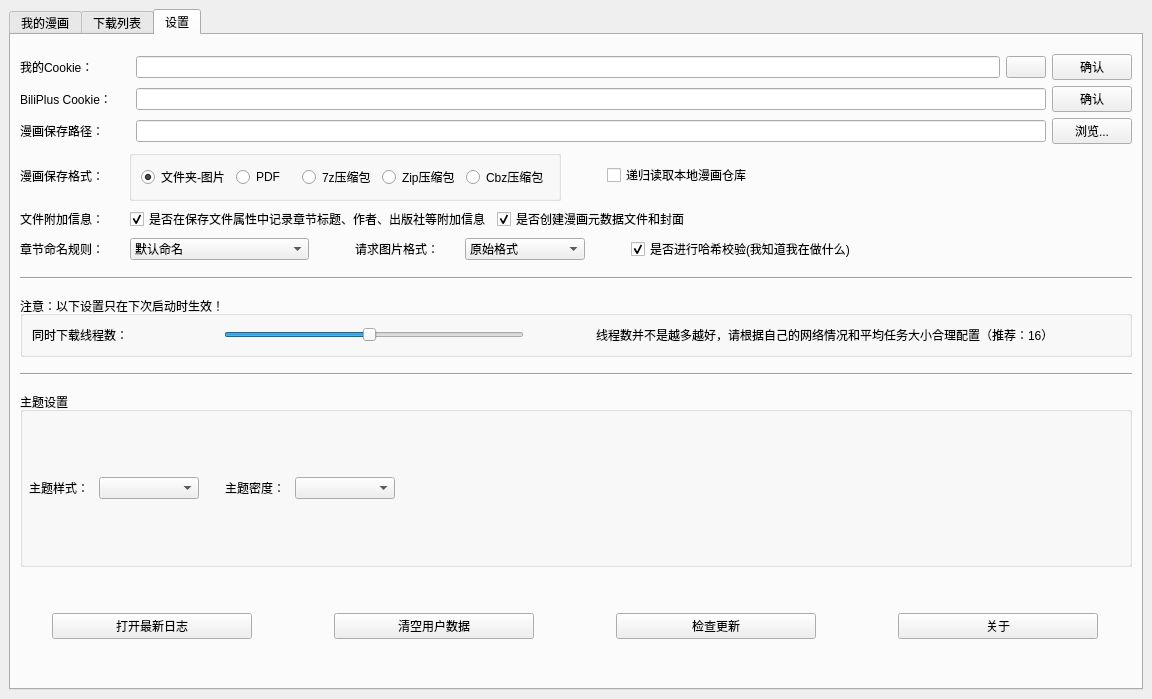
Qt form src/ui/PySide_src/mainWindow.ui (Zeal-L/BiliBili-Manga-Downloader) before a commit.
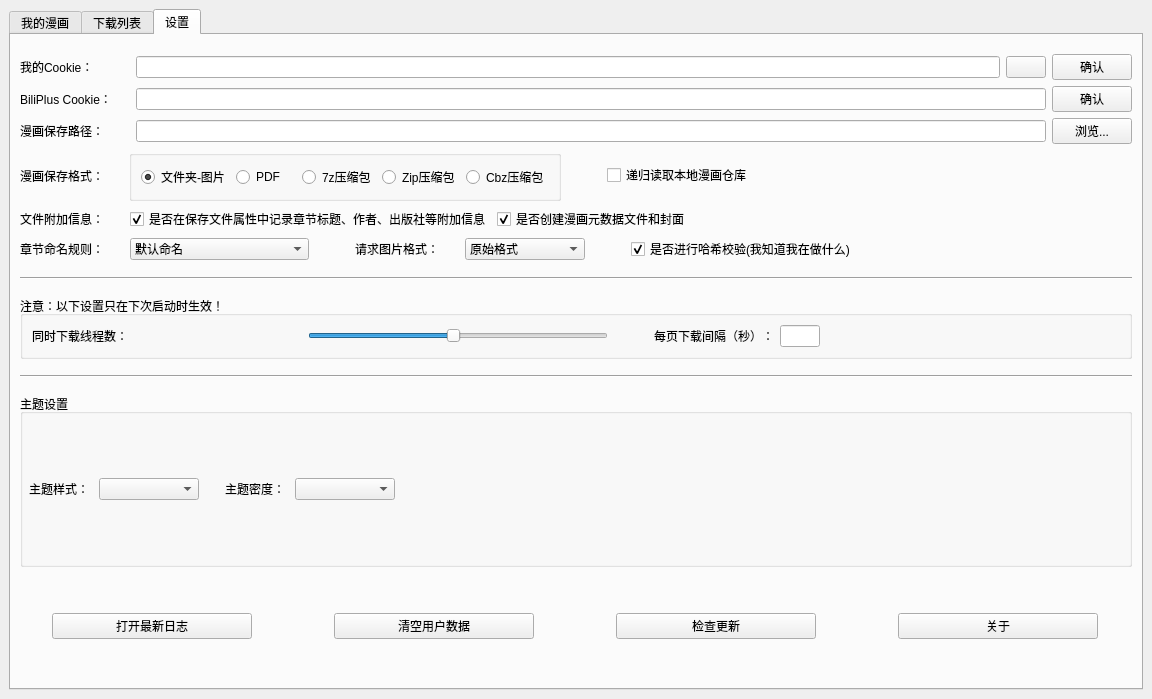
The same form after that commit. The open tabs and pages were chosen to show the change. Icons and pictures are not drawn.

Commit message: :bug::sparkles: 添加下载间隔选项，修复无法下载的问题

The edit to the form file:
```diff
--- a/src/ui/PySide_src/mainWindow.ui
+++ b/src/ui/PySide_src/mainWindow.ui
@@ -1587,10 +1587,13 @@
               </widget>
              </item>
              <item>
-              <spacer name="horizontalSpacer_9">
+              <spacer name="horizontalSpacer_18">
                <property name="orientation">
                 <enum>Qt::Orientation::Horizontal</enum>
                </property>
+               <property name="sizeType">
+                <enum>QSizePolicy::Policy::Preferred</enum>
+               </property>
                <property name="sizeHint" stdset="0">
                 <size>
                  <width>40</width>
@@ -1602,13 +1605,33 @@
              <item>
               <widget class="QLabel" name="label_num_thread">
                <property name="text">
-                <string>线程数并不是越多越好，请根据自己的网络情况和平均任务大小合理配置（推荐：16）</string>
+                <string>每页下载间隔（秒）：</string>
                </property>
-               <property name="wordWrap">
-                <bool>false</bool>
+              </widget>
+             </item>
+             <item>
+              <widget class="QLineEdit" name="lineEdit_download_gap">
+               <property name="maximumSize">
+                <size>
+                 <width>40</width>
+                 <height>16777215</height>
+                </size>
                </property>
               </widget>
              </item>
+             <item>
+              <spacer name="horizontalSpacer_9">
+               <property name="orientation">
+                <enum>Qt::Orientation::Horizontal</enum>
+               </property>
+               <property name="sizeHint" stdset="0">
+                <size>
+                 <width>40</width>
+                 <height>20</height>
+                </size>
+               </property>
+              </spacer>
+             </item>
              <item>
               <spacer name="horizontalSpacer_2">
                <property name="orientation">
```
Left out of the diff: 2 changed lines with no effect on the pictures. The commit also changes 8 other files.
